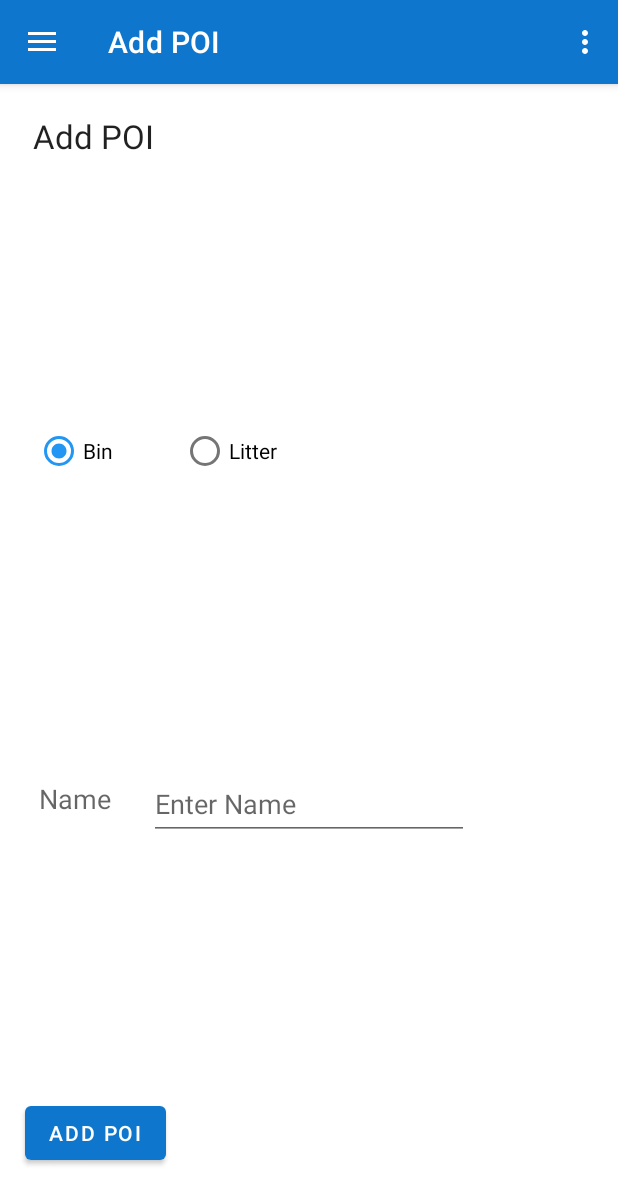
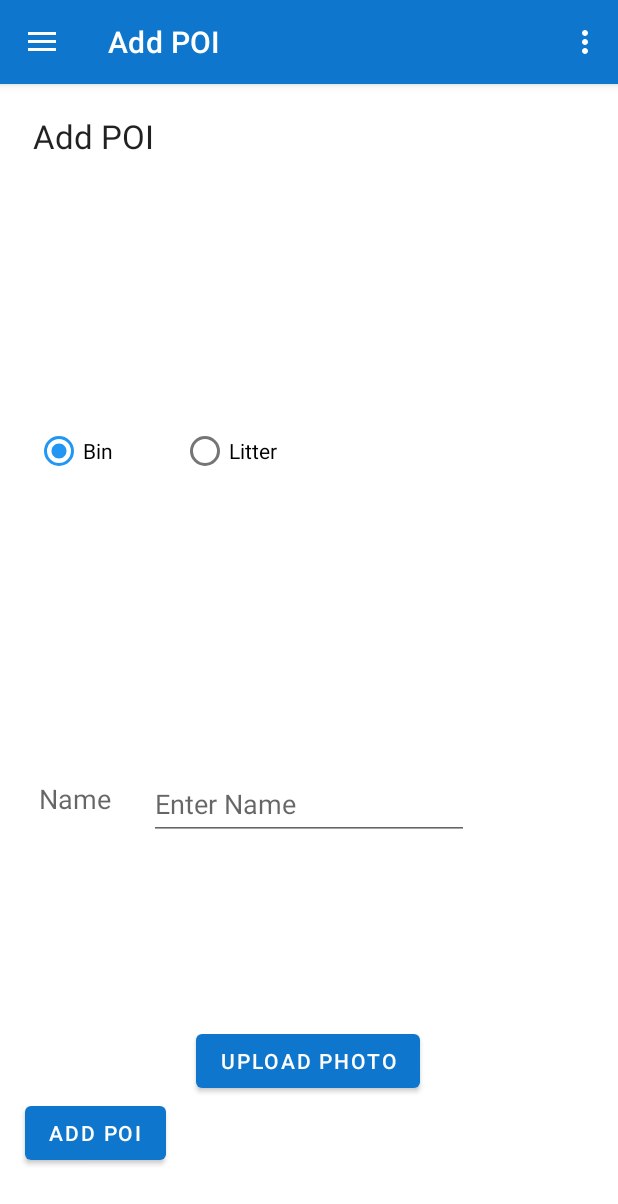
Before and after one commit to grzpiotrowski/bin-there-app, an Android app: the screen it shows after launch once a user with an empty profile is signed in (Home), after a tap on "TODO", on a phone screen of 412 x 824 dp. Shown: the top 1204 px of the screen. Run offline under Robolectric (Android 15) with nearby library versions, the phone set to English and light mode, and no system bars; our stand-ins replace Firebase (no records; nobody signed in at launch, a user with empty details on screens opened directly), Picasso, Timber, navigation-ui; pictures from the network do not load.

Commit message:
Add upload POI image

```diff
--- a/app/build.gradle.kts
+++ b/app/build.gradle.kts
@@ -57,10 +57,12 @@ dependencies {
     implementation("androidx.navigation:navigation-ui-ktx:2.7.3")
     implementation("com.google.firebase:firebase-auth:22.3.0")
     implementation("com.google.firebase:firebase-database:20.3.0")
+    implementation("com.google.firebase:firebase-storage:20.3.0")
     testImplementation("junit:junit:4.13.2")
     androidTestImplementation("androidx.test.ext:junit:1.1.5")
     androidTestImplementation("androidx.test.espresso:espresso-core:3.5.1")
     implementation(platform("com.google.firebase:firebase-bom:32.7.0"))
+    implementation("com.squareup.picasso:picasso:2.71828")
     implementation("com.google.firebase:firebase-analytics")
     implementation("com.squareup.retrofit2:retrofit:2.9.0")
     implementation("com.squareup.retrofit2:converter-gson:2.9.0")
--- a/app/src/main/java/ie/setu/bin_there_app/models/PoiModel.kt
+++ b/app/src/main/java/ie/setu/bin_there_app/models/PoiModel.kt
@@ -14,7 +14,7 @@ data class PoiModel(
     var poiType: PoiType = PoiType.LITTER,
     var title: String = "",
     var description: String = "",
-    var image: Uri = Uri.EMPTY,
+    var image: String = "",
     var location: Location = Location(),
     var dateReported: Long = System.currentTimeMillis(),
     var isCleanedUp: Boolean = false,
@@ -31,6 +31,7 @@ data class PoiModel(
             "poiType" to poiType.name,
             "title" to title,
             "description" to description,
+            "image" to image,
             "location" to location.toMap(),
             "dateReported" to dateReported,
             "isCleanedUp" to isCleanedUp,
--- a/app/src/main/java/ie/setu/bin_there_app/ui/addpoi/AddPoiViewModel.kt
+++ b/app/src/main/java/ie/setu/bin_there_app/ui/addpoi/AddPoiViewModel.kt
@@ -1,23 +1,33 @@
 package ie.setu.bin_there_app.ui.addpoi
 
+import android.net.Uri
 import androidx.lifecycle.LiveData
 import androidx.lifecycle.MutableLiveData
 import androidx.lifecycle.ViewModel
 import com.google.firebase.auth.FirebaseUser
 import ie.setu.bin_there_app.firebase.FirebaseDBManager
+import ie.setu.bin_there_app.firebase.FirebaseImageManager
 import ie.setu.bin_there_app.models.PoiModel
 
 class AddPoiViewModel : ViewModel() {
 
     private val status = MutableLiveData<Boolean>()
+    private val _poiImageUri = MutableLiveData<Uri>()
+    val poiImageUri: LiveData<Uri> = _poiImageUri
 
     val observableStatus: LiveData<Boolean>
         get() = status
 
+    fun onImageSelected(uri: Uri) {
+        _poiImageUri.value = uri
+    }
+
     fun addPoi(firebaseUser: MutableLiveData<FirebaseUser>,
-               poi: PoiModel) {
+               poi: PoiModel, imageUri: Uri?) {
         status.value = try {
+            poi.image = imageUri.toString()
             FirebaseDBManager.create(firebaseUser,poi)
+            FirebaseImageManager.uploadImageToFirebase(poi.id!!, poiImageUri.value!!)
             true
         } catch (e: IllegalArgumentException) {
             false
--- a/app/src/main/res/layout/card_poi.xml
+++ b/app/src/main/res/layout/card_poi.xml
@@ -24,8 +24,8 @@
 
             <ImageView
                 android:id="@+id/imageIcon"
-                android:layout_width="64dp"
-                android:layout_height="64dp"
+                android:layout_width="wrap_content"
+                android:layout_height="wrap_content"
                 android:layout_alignParentStart="true"
                 android:layout_alignParentTop="true"
                 android:layout_marginEnd="16dp"
--- a/app/src/main/res/layout/fragment_addpoi.xml
+++ b/app/src/main/res/layout/fragment_addpoi.xml
@@ -108,4 +108,21 @@
         app:layout_constraintStart_toStartOf="parent"
         app:layout_constraintTop_toBottomOf="@id/poiType" />
 
+    <Button
+        android:id="@+id/uploadPhotoButton"
+        android:layout_width="wrap_content"
+        android:layout_height="wrap_content"
+        android:layout_alignParentBottom="true"
+        android:layout_centerHorizontal="true"
+        android:layout_marginStart="8dp"
+        android:layout_marginTop="160dp"
+        android:layout_marginEnd="8dp"
+        android:text="@string/uploadPhotoButton"
+        app:layout_constraintBottom_toTopOf="@+id/addPoiButton"
+        app:layout_constraintEnd_toEndOf="parent"
+        app:layout_constraintHorizontal_bias="0.497"
+        app:layout_constraintStart_toStartOf="parent"
+        app:layout_constraintTop_toBottomOf="@+id/poiTitle"
+        app:layout_constraintVertical_bias="1.0" />
+
 </androidx.constraintlayout.widget.ConstraintLayout>
--- a/app/src/main/res/values/strings.xml
+++ b/app/src/main/res/values/strings.xml
@@ -3,6 +3,7 @@
     <string name="addPoiHeader">Add POI</string>
     <string name="poiSubtitle">Please Give Generously</string>
     <string name="addPoiButton">Add POI</string>
+    <string name="uploadPhotoButton">Upload Photo</string>
     <string name="bin">Bin</string>
     <string name="litter">Litter</string>
     <string name="title">Name</string>
@@ -53,4 +54,6 @@
     <string name="firebase_user_management">Firebase User Management</string>
     <string name="emailpassword_status_fmt">Email User: %1$s (verified: %2$b)</string>
     <string name="emailpassword_title_text">Please Login Below</string>
+
+    <string name="select_image">Select Image</string>
 </resources>
```
Also changed, not shown: app/src/main/java/ie/setu/bin_there_app/adapters/PoiAdapter.kt (+6 -1 lines), app/src/main/java/ie/setu/bin_there_app/firebase/FirebaseDBManager.kt (+21 -0 lines), app/src/main/java/ie/setu/bin_there_app/firebase/FirebaseImageManager.kt (added, +59 -0 lines), app/src/main/java/ie/setu/bin_there_app/ui/addpoi/AddPoiFragment.kt (+25 -1 lines).
